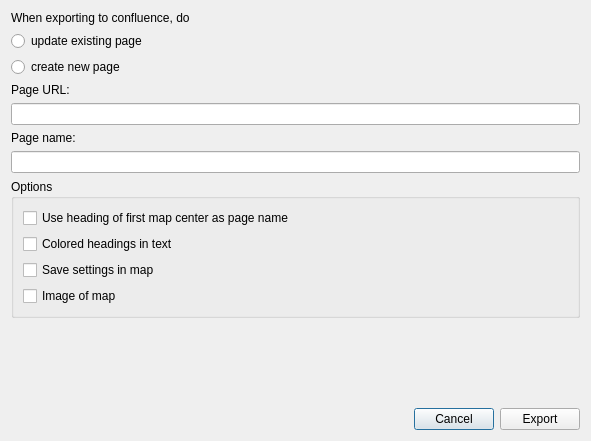
Above: forms/export-confluence-dialog.ui from insilmaril/vym before the change. Below: the same form after it.
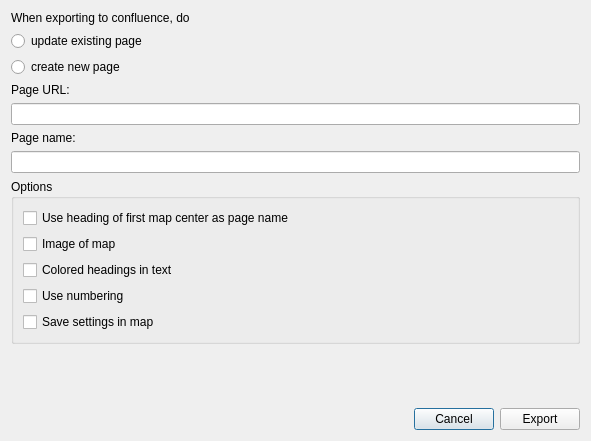
That is the form after the change.

Commit message: Cleaned up ConfluenceDialog (partly)

The edit to the form file:
```diff
--- a/forms/export-confluence-dialog.ui
+++ b/forms/export-confluence-dialog.ui
@@ -74,6 +74,13 @@
         </property>
        </widget>
       </item>
+      <item>
+       <widget class="QCheckBox" name="imageCheckBox">
+        <property name="text">
+         <string>Image of map</string>
+        </property>
+       </widget>
+      </item>
       <item>
        <widget class="QCheckBox" name="textColorCheckBox">
         <property name="text">
@@ -81,6 +88,13 @@
         </property>
        </widget>
       </item>
+      <item>
+       <widget class="QCheckBox" name="useNumberingCheckBox">
+        <property name="text">
+         <string>Use numbering</string>
+        </property>
+       </widget>
+      </item>
       <item>
        <widget class="QCheckBox" name="saveSettingsInMapCheckBox">
         <property name="text">
@@ -88,13 +102,6 @@
         </property>
        </widget>
       </item>
-      <item>
-       <widget class="QCheckBox" name="imageCheckBox">
-        <property name="text">
-         <string>Image of map</string>
-        </property>
-       </widget>
-      </item>
      </layout>
     </widget>
    </item>
```
Left out of the diff: 16 changed lines with no effect on the pictures. The commit also changes 6 other files.
